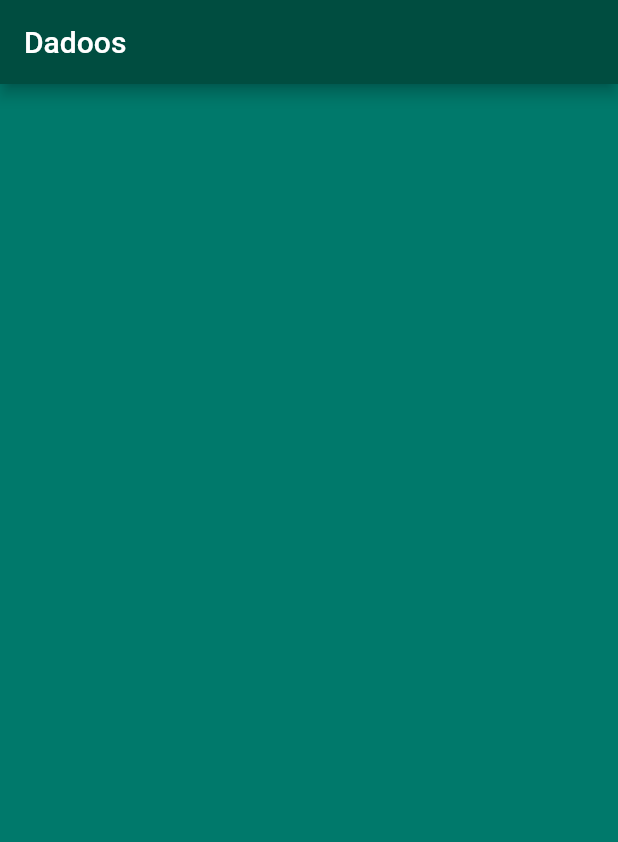
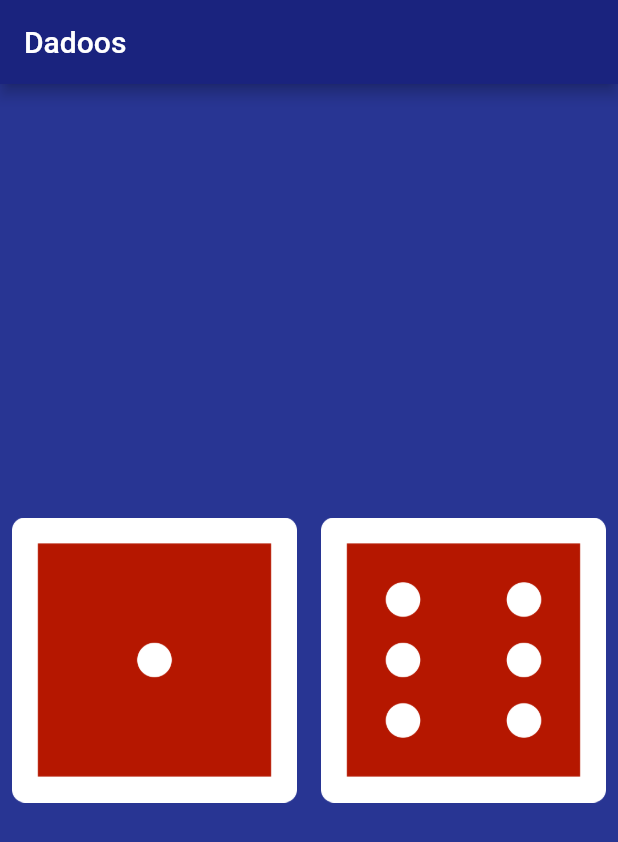
Before and after one commit to davidfffelix/Dadoos, a Flutter app: the screen it shows after launch, on a phone screen of 412 x 824 dp. Shown: the top 842 px of the screen. Run offline on Flutter 3.47's test engine with Material 2 defaults, Android fonts, the phone set to English and light mode, and no system bars.

Commit message:
Update app name and icons

```diff
--- a/lib/main.dart
+++ b/lib/main.dart
@@ -1,13 +1,15 @@
 import 'package:flutter/material.dart';
+import 'dart:math';
 
 void main() {
   return runApp(
     MaterialApp(
+      debugShowCheckedModeBanner: false,
       home: Scaffold(
-        backgroundColor: Colors.teal.shade700,
+        backgroundColor: Colors.indigo.shade800,
         appBar: AppBar(
           title: Text('Dadoos'),
-          backgroundColor: Colors.teal.shade900,
+          backgroundColor: Colors.indigo.shade900,
         ),
         body: Dadoos(),
       ),
@@ -15,9 +17,47 @@ void main() {
   );
 }
 
-class Dadoos extends StatelessWidget {
+class Dadoos extends StatefulWidget {
+  @override
+  State<Dadoos> createState() => _DadoosState();
+}
+
+class _DadoosState extends State<Dadoos> {
+
+  int numeroDadoEsquerda = 1;
+  int numeroDadoDireita = 6;
+
+  void alterarFacesDosDados(){
+    setState(() {
+      numeroDadoEsquerda = Random().nextInt(6) + 1;
+      numeroDadoDireita = Random().nextInt(6) + 1;
+    });
+  }
+
   @override
   Widget build(BuildContext context) {
-    return Container();
+    return Center(
+      child: Row(
+        children: [
+          Expanded(
+            child: TextButton(
+              onPressed:(){
+                alterarFacesDosDados();
+              },
+              child: Image.asset('imagens/dado$numeroDadoEsquerda.png'),
+            ),
+          ),
+
+          Expanded(
+            child: TextButton(
+              onPressed: (){
+                alterarFacesDosDados();
+              },
+              child: Image.asset('imagens/dado$numeroDadoDireita.png'),
+            ),
+          ),
+        ],
+      ),
+    );
   }
 }
```
Also changed, not shown: pubspec.lock, 5 other files.
